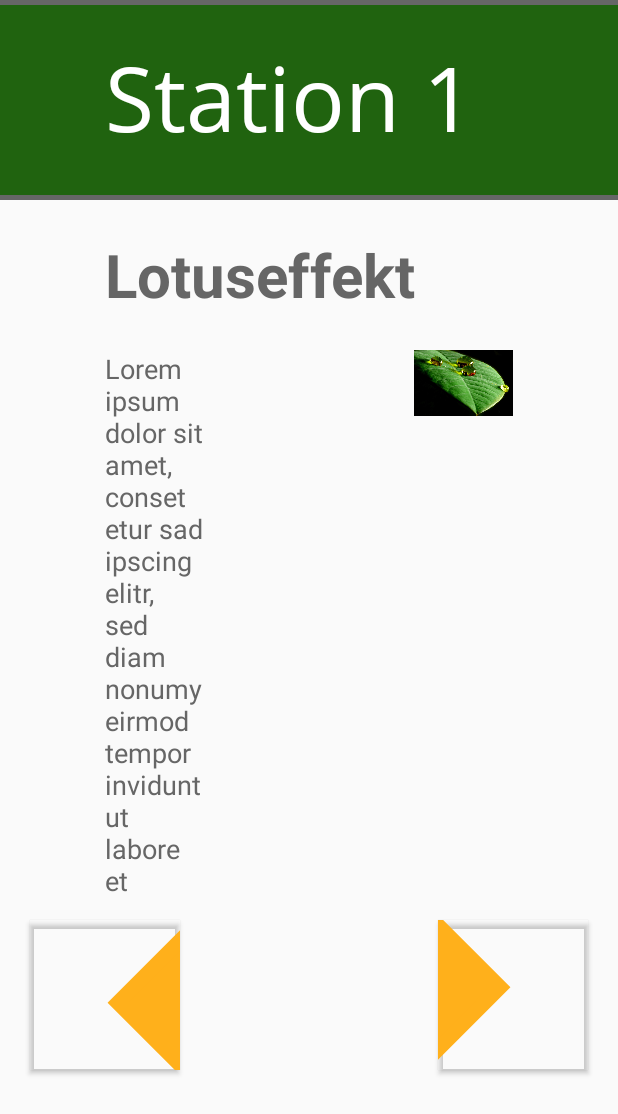
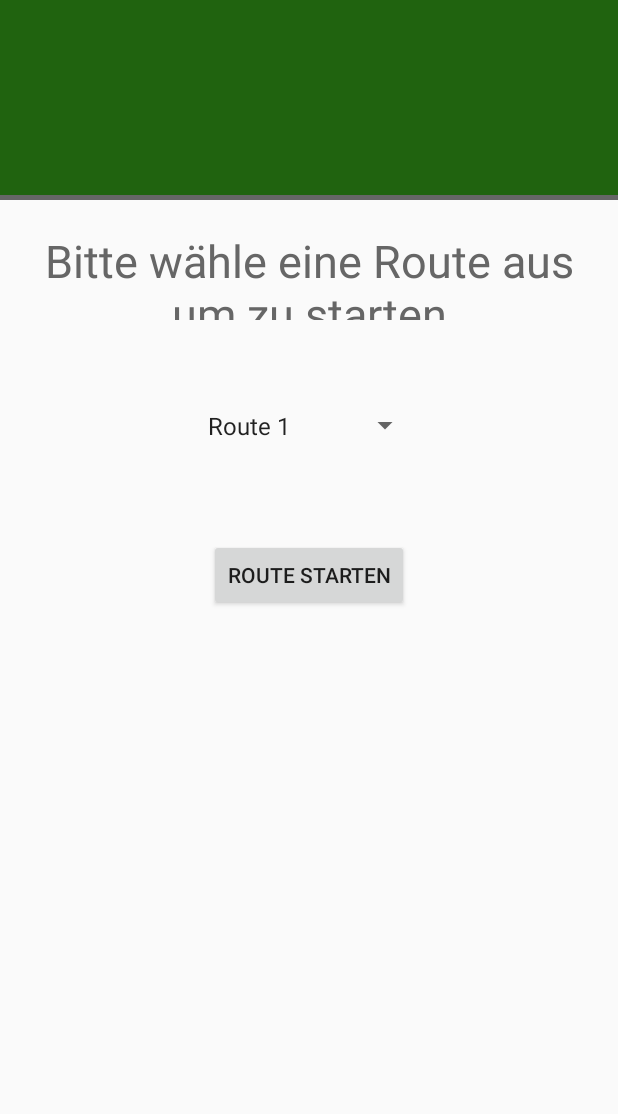
Before and after one commit to TheresiaB/eduCaching, an Android app: the screen it shows after launch (MainActivity before the commit, RouteActivity after it), on a phone screen of 412 x 824 dp. Shown: the top 1114 px of the screen. Run offline under Robolectric (Android 15) with nearby library versions, the phone set to English and light mode, and no system bars.

Commit message:
projectTheresia: Layout verbessert und Reihenfolge der Routen angepasst

```diff
--- a/app/src/main/java/com/life/educaching/RouteActivity.java
+++ b/app/src/main/java/com/life/educaching/RouteActivity.java
@@ -1,5 +1,7 @@
 package com.life.educaching;
 
+import android.content.Context;
+import android.content.Intent;
 import android.graphics.Typeface;
 import android.os.Bundle;
 import android.support.v7.app.AppCompatActivity;
@@ -22,6 +24,8 @@ public class RouteActivity extends  AppCompatActivity{
 
     private Spinner spinner1;
     private Button btnSubmit;
+    Button buttonTake;
+
 
     @Override
     public void onCreate(Bundle savedInstanceState) {
@@ -29,6 +33,7 @@ public class RouteActivity extends  AppCompatActivity{
         setContentView(R.layout.activity_decide_route);
         addListenerOnButton();
         addListenerOnSpinnerItemSelection();
+        ButtonTakeRoute();
     }
 
     public void addListenerOnSpinnerItemSelection() {
@@ -39,7 +44,7 @@ public class RouteActivity extends  AppCompatActivity{
     public void addListenerOnButton() {
 
         spinner1 = (Spinner) findViewById(R.id.spinner1);
-        btnSubmit = (Button) findViewById(R.id.btnSubmit);
+        btnSubmit = (Button) findViewById(R.id.button_take_route);
         btnSubmit.setOnClickListener(new OnClickListener() {
 
             @Override
@@ -53,4 +58,19 @@ public class RouteActivity extends  AppCompatActivity{
 
         });
     }
+
+    public void ButtonTakeRoute() {
+
+        final Context context = this;
+        buttonTake = (Button) findViewById(R.id.button_take_route);
+
+        buttonTake.setOnClickListener(new View.OnClickListener() {
+
+            @Override
+            public void onClick(View arg0) {
+                Toast.makeText(RouteActivity.this, "Button Clicked", Toast.LENGTH_SHORT).show();
+                startActivity(new Intent(context, PictureActivity.class));
+            }
+        });
+    }
 }
--- a/app/src/main/res/layout/activity_decide_route.xml
+++ b/app/src/main/res/layout/activity_decide_route.xml
@@ -12,7 +12,26 @@
         android:layout_width="match_parent"
         android:layout_height="match_parent">
 
-        <include layout="@layout/activity_headline"/>
+        <TextView
+            android:layout_width="match_parent"
+            android:layout_height="130dp"
+            android:ems="10"
+            android:id="@+id/text_head"
+            android:textSize="60sp"
+            android:textColor="@color/colorWhite"
+            android:background="@color/live_e.v._green"
+            android:paddingStart="70dp"
+            android:paddingLeft="70dp"
+            android:paddingEnd="0dp"
+            android:paddingRight="0dp"
+            android:gravity="center_vertical"
+            />
+
+        <View
+            android:layout_width="match_parent"
+            android:layout_height="3dp"
+            android:background="@color/colorGrey_lines"
+            />
 
 
     <LinearLayout
@@ -42,8 +61,8 @@
 
         <Spinner
             android:id="@+id/spinner1"
-            android:layout_width="wrap_content"
-            android:layout_height="wrap_content"
+            android:layout_width="150dp"
+            android:layout_height="150dp"
             android:layout_centerInParent="true"
             android:entries="@array/country_arrays"
             android:prompt="@string/country_prompt"
@@ -59,14 +78,15 @@
         android:layout_height="100dp">
 
         <Button
-            android:id="@+id/btnSubmit"
+            android:id="@+id/button_take_route"
             android:layout_width="wrap_content"
             android:layout_height="wrap_content"
             android:layout_centerInParent="true"
-            android:text="Submit"
+            android:text="Route starten"
             />
 
         </LinearLayout>
+
     </LinearLayout>
 
 </android.support.design.widget.CoordinatorLayout>
--- a/app/src/main/res/layout/activity_information_bild.xml
+++ b/app/src/main/res/layout/activity_information_bild.xml
@@ -5,7 +5,7 @@
         android:layout_width="match_parent"
         android:layout_height="match_parent"
         android:fitsSystemWindows="true"
-        tools:context="com.life.educaching.MainActivity">
+        tools:context="com.life.educaching.PictureActivity">
 
 
 
--- a/app/src/main/res/layout/activity_main.xml
+++ b/app/src/main/res/layout/activity_main.xml
@@ -3,8 +3,8 @@
     xmlns:tools="http://schemas.android.com/tools"
     android:layout_width="match_parent"
     android:layout_height="match_parent"
-    tools:context=".MainActivity">
+    tools:context=".RouteActivity">
 
-    <include layout="@layout/activity_information_bild"/>
+    <include layout="@layout/activity_decide_route"/>
 
 </RelativeLayout>
--- a/app/src/main/res/values/strings.xml
+++ b/app/src/main/res/values/strings.xml
@@ -26,14 +26,10 @@
     <string name="country_prompt">Choose a country</string>
 
     <string-array name="country_arrays">
-        <item>Malaysia</item>
-        <item>United States</item>
-        <item>Indonesia</item>
-        <item>France</item>
-        <item>Italy</item>
-        <item>Singapore</item>
-        <item>New Zealand</item>
-        <item>India</item>
+        <item>Route 1</item>
+        <item>Route 2</item>
+        <item>Route 3</item>
+        <item>Route 4</item>
     </string-array>
 
 
```
Also changed, not shown: app/src/main/AndroidManifest.xml (+4 -3 lines), app/src/main/java/com/life/educaching/MainActivity.java (+0 -12 lines), app/src/main/java/com/life/educaching/PictureActivity.java (added, +68 -0 lines), app/src/main/java/com/life/educaching/VideoViewActivity.java (+2 -8 lines).
